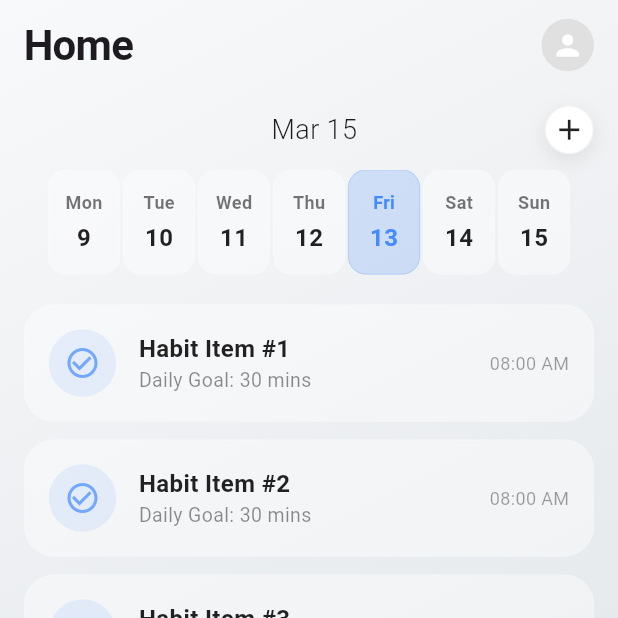
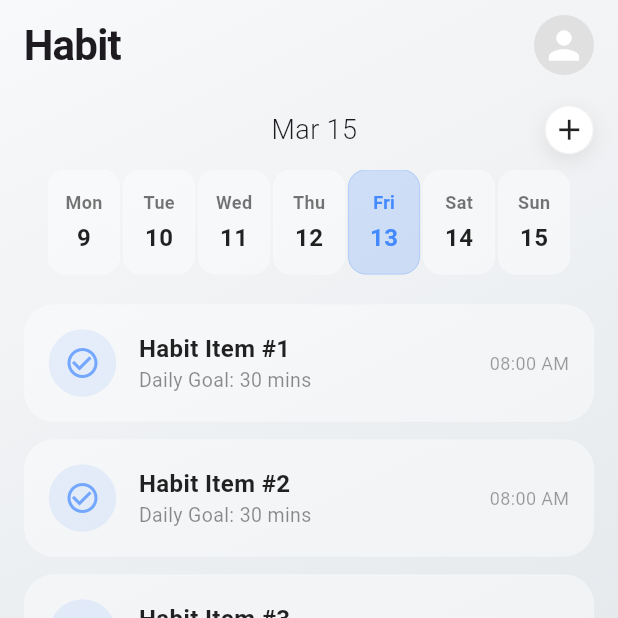
Before and after one commit to PeterMaquiran/orga-flutter, a Flutter app: the HomeScreen screen opened by its route, on a phone screen of 412 x 824 dp, the top half of it. Run offline on Flutter 3.47's test engine with Material 3 defaults, Android fonts, the phone set to English and light mode, and no system bars; our stand-ins replace go_router.

Commit message:
add theme

```diff
--- a/lib/ui/shared/appbar.dart
+++ b/lib/ui/shared/appbar.dart
@@ -10,7 +10,7 @@ class appBar extends StatelessWidget {
       mainAxisAlignment: MainAxisAlignment.spaceBetween,
       children: [
         const Text(
-          "Home",
+          "Habit",
           style: TextStyle(
             fontSize: 28,
             fontWeight: FontWeight.bold,
@@ -22,8 +22,8 @@ class appBar extends StatelessWidget {
             // Profile action
           },
           child: Container(
-            width: 35,
-            height: 35,
+            width: 40,
+            height: 40,
             decoration: BoxDecoration(
               color: Colors.grey[300], // Soft gray background
               shape: BoxShape.circle,
@@ -31,7 +31,7 @@ class appBar extends StatelessWidget {
             ),
             child: const Icon(
               Icons.person,
-              size: 22,
+              size: 30,
               color: Colors.white, // White icon on gray looks very iOS
             ),
           ),
```
